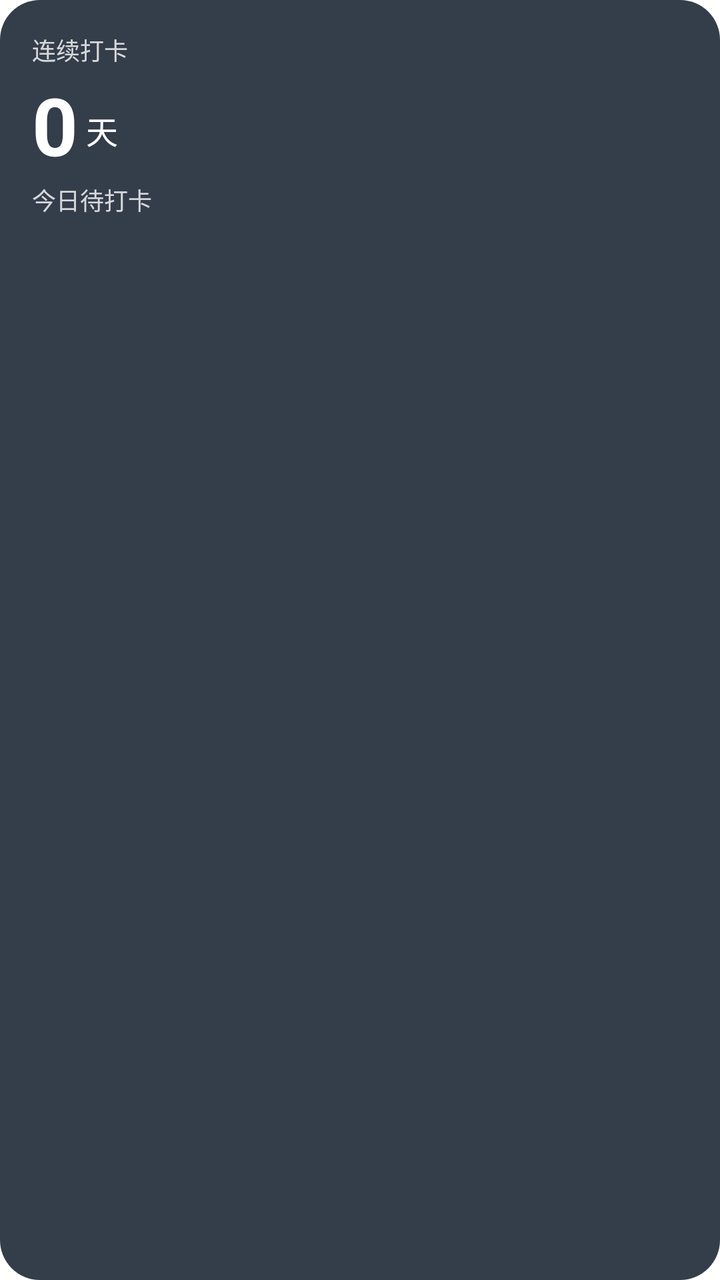
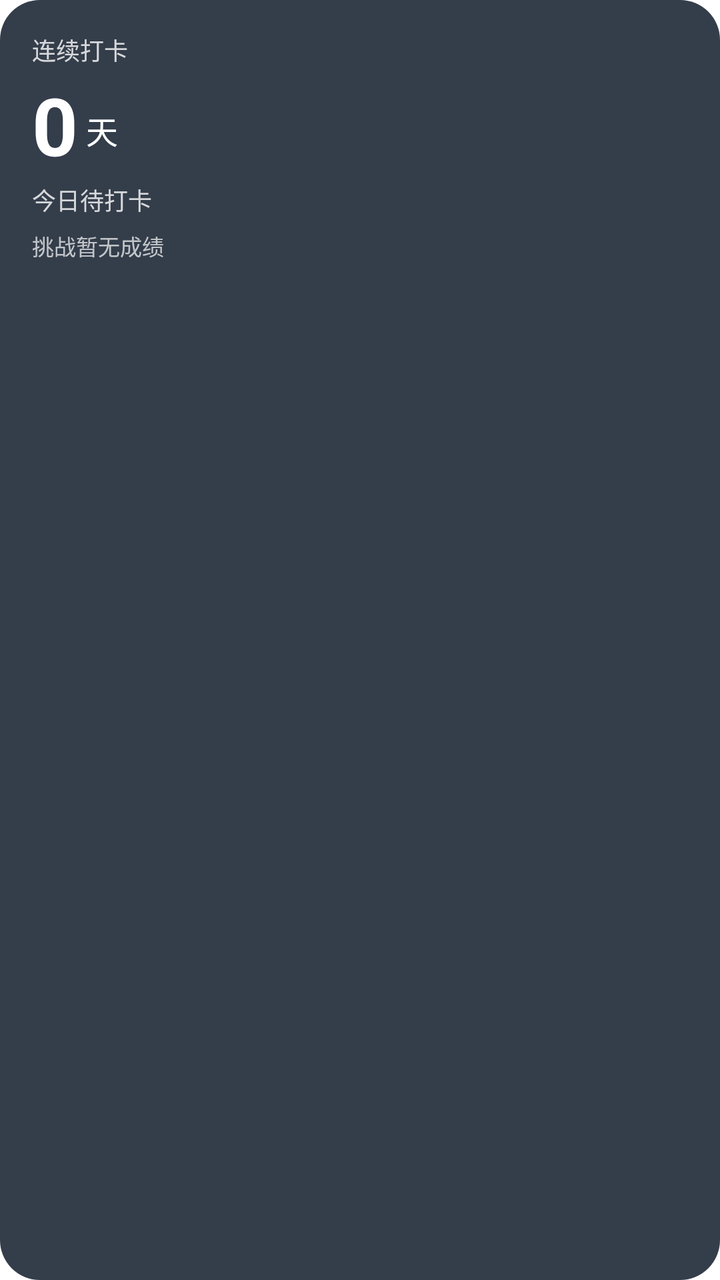

Screens rendered from an Android XML layout before and after an edit, with the pre-edit source and the edit as a unified diff.
<!-- AndroidManifest.xml: fallback theme Theme.MaterialComponents.DayNight.NoActionBar -->
<!-- res/layout/checkin_widget.xml -->
<?xml version="1.0" encoding="utf-8"?>
<LinearLayout xmlns:android="http://schemas.android.com/apk/res/android"
    android:id="@+id/widget_root"
    android:layout_width="match_parent"
    android:layout_height="match_parent"
    android:background="@drawable/widget_background"
    android:orientation="vertical"
    android:padding="16dp">

    <TextView
        android:layout_width="wrap_content"
        android:layout_height="wrap_content"
        android:text="连续打卡"
        android:textColor="#CCFFFFFF"
        android:textSize="12sp" />

    <LinearLayout
        android:layout_width="wrap_content"
        android:layout_height="wrap_content"
        android:layout_marginTop="2dp"
        android:gravity="bottom"
        android:orientation="horizontal">

        <TextView
            android:id="@+id/widget_streak"
            android:layout_width="wrap_content"
            android:layout_height="wrap_content"
            android:text="0"
            android:textColor="#FFFFFF"
            android:textSize="40sp"
            android:textStyle="bold" />

        <TextView
            android:layout_width="wrap_content"
            android:layout_height="wrap_content"
            android:layout_marginBottom="6dp"
            android:layout_marginStart="4dp"
            android:text="天"
            android:textColor="#FFFFFF"
            android:textSize="16sp" />
    </LinearLayout>

    <TextView
        android:id="@+id/widget_status"
        android:layout_width="wrap_content"
        android:layout_height="wrap_content"
        android:layout_marginTop="2dp"
        android:text="今日待打卡"
        android:textColor="#CCFFFFFF"
        android:textSize="12sp" />
</LinearLayout>
<!-- resources referenced by this layout -->
<resources>
  <!-- drawable widget_background (drawable) -->
  <?xml version="1.0" encoding="utf-8"?>
  <shape xmlns:android="http://schemas.android.com/apk/res/android"
      android:shape="rectangle">
      <solid android:color="#E61F2937" />
      <corners android:radius="20dp" />
  </shape>
</resources>

<!-- the commit's change to res/layout/checkin_widget.xml (unified diff, before → after) -->
@@ -48,4 +48,14 @@
         android:text="今日待打卡"
         android:textColor="#CCFFFFFF"
         android:textSize="12sp" />
+
+    <TextView
+        android:id="@+id/widget_scores"
+        android:layout_width="match_parent"
+        android:layout_height="wrap_content"
+        android:layout_marginTop="6dp"
+        android:maxLines="2"
+        android:text="挑战暂无成绩"
+        android:textColor="#B3FFFFFF"
+        android:textSize="11sp" />
 </LinearLayout>
